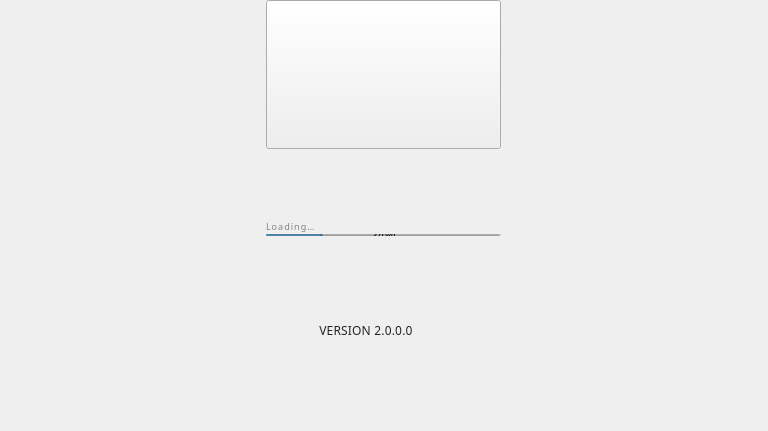
Above: src/qt/pivx/forms/splash.ui from decenomy/DSW before the change. Below: the same form after it.
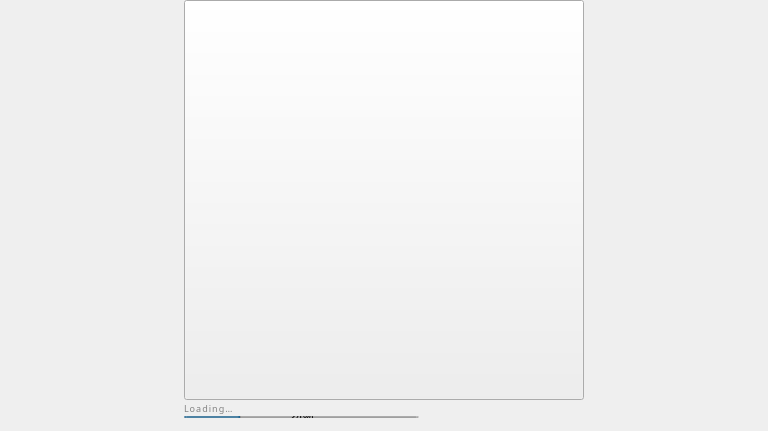
That is the form after the change.

Commit message: fixed splash logo

```diff
--- a/src/qt/pivx/forms/splash.ui
+++ b/src/qt/pivx/forms/splash.ui
@@ -86,8 +86,8 @@
       								name="imgLogo">
 								<property name="minimumSize">
 									<size>
-										<width>210</width>
-										<height>149</height>
+										<width>400</width>
+										<height>400</height>
 									</size>
 								</property>
 								<property name="focusPolicy">
```
The commit also changes 1 other file.
